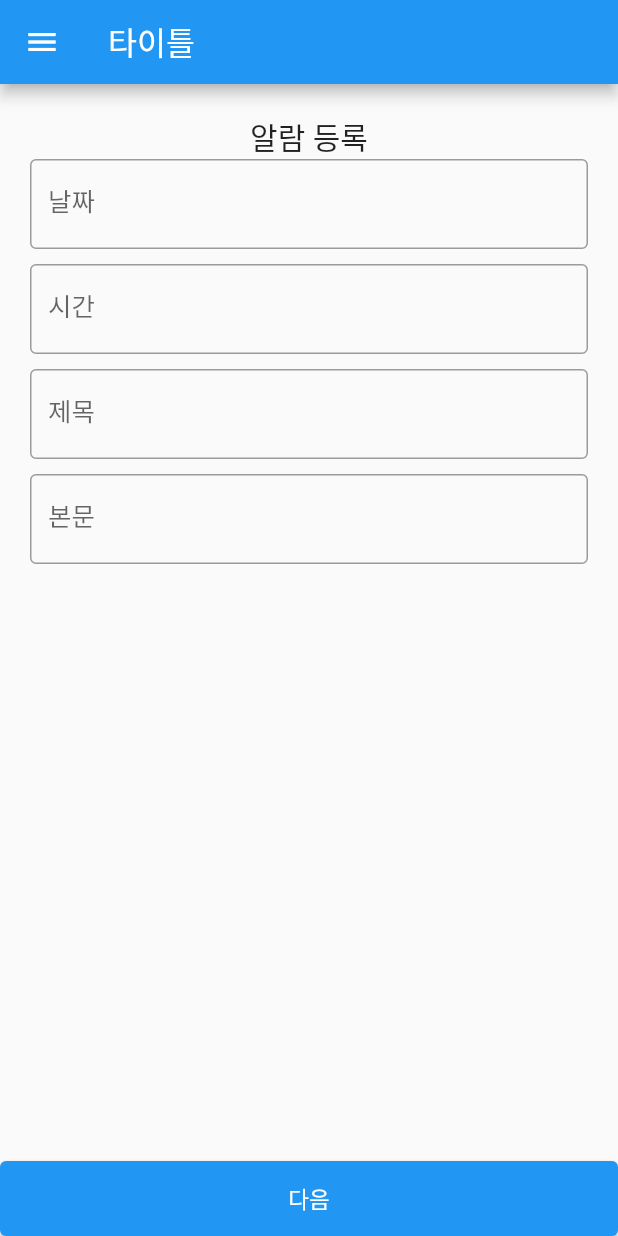
After one commit to heiliglied/PushNotify, a Flutter app: the DetailPage screen opened by its route, on a phone screen of 412 x 824 dp. The commit adds this screen. Run offline on Flutter 3.47's test engine with Material 2 defaults, Android fonts, the phone set to English and light mode, and no system bars; our stand-ins replace drift, table_calendar; missing offline and left inert: dart:ffi; accounts and stored records are empty; generated files the repository leaves out were written again.

Commit message:
database 설정, detailpage.dart작성

```diff
--- a/lib/routes.dart
+++ b/lib/routes.dart
@@ -1,11 +1,15 @@
+import 'package:push_notify/views/detailpage.dart';
 import 'package:push_notify/views/mainpage.dart';
 import 'package:flutter/widgets.dart';
 
 class Routes {
   Routes._();
+
   static const String mainPage = "/";
+  static const String detailPage = "/detail";
 
   static final routes = <String, WidgetBuilder>{
     mainPage: (BuildContext context) => MainPage(),
+    detailPage: (BuildContext context) => DetailPage()
   };
 }
--- /dev/null
+++ b/lib/views/detailpage.dart
@@ -0,0 +1,113 @@
+import 'package:flutter/cupertino.dart';
+import 'package:flutter/material.dart';
+import 'package:intl/intl.dart';
+import 'package:push_notify/views/partitions/BaseDrawer.dart';
+
+class DetailPage extends StatefulWidget {
+  @override
+  _DetailPageState createState() => _DetailPageState();
+}
+
+class _DetailPageState extends State<DetailPage> {
+  DateTime selectedDate = DateTime.now();
+  TimeOfDay selectedTime = TimeOfDay.now();
+  TextEditingController dateController = TextEditingController();
+  TextEditingController timeController = TextEditingController();
+  TextEditingController titleController = TextEditingController();
+  TextEditingController contentController = TextEditingController();
+
+  Future<void> _selectDate(BuildContext context) async {
+    final DateTime? picked = await showDatePicker(
+        context: context,
+        initialDate: selectedDate,
+        firstDate: DateTime(2015, 8),
+        lastDate: DateTime(2101));
+    if (picked != null && picked != selectedDate) {
+      setState(() {
+        selectedDate = picked;
+        dateController.text = DateFormat('yyyy-MM-dd').format(picked);
+      });
+    }
+  }
+
+  Future<void> _selectTime(BuildContext context) async {
+    final picked = await showTimePicker(
+        context: context,
+        initialTime: selectedTime,
+        builder: (context, child) {
+          return MediaQuery(
+            data: MediaQuery.of(context).copyWith(alwaysUse24HourFormat: false),
+            child: child ?? Container(),
+          );
+        });
+    if (picked != null && picked != selectedTime) {
+      setState(() {
+        selectedTime = picked;
+        timeController.text = '${picked.hour}:${picked.minute}';
+      });
+    }
+  }
+
+  @override
+  Widget build(BuildContext context) {
+    return Scaffold(
+        appBar: AppBar(
+          title: Text("타이틀"),
+        ),
+        drawer: BaseDrawer(),
+        body: Column(
+          children: [
+            Expanded(
+              child: SingleChildScrollView(
+                  child: Padding(
+                padding: EdgeInsets.all(20),
+                child: Column(
+                  children: [
+                    Text("알람 등록", style: TextStyle(fontSize: 20)),
+                    TextField(
+                      onTap: () => _selectDate(context),
+                      controller: dateController,
+                      decoration: InputDecoration(
+                          border: OutlineInputBorder(), labelText: "날짜"),
+                    ),
+                    SizedBox(
+                      height: 10,
+                    ),
+                    TextField(
+                      onTap: () => _selectTime(context),
+                      controller: timeController,
+                      decoration: InputDecoration(
+                          border: OutlineInputBorder(), labelText: "시간"),
+                    ),
+                    SizedBox(
+                      height: 10,
+                    ),
+                    TextField(
+                      controller: titleController,
+                      decoration: InputDecoration(
+                          border: OutlineInputBorder(), labelText: "제목"),
+                    ),
+                    SizedBox(
+                      height: 10,
+                    ),
+                    TextField(
+                      controller: contentController,
+                      decoration: InputDecoration(
+                          border: OutlineInputBorder(), labelText: "본문"),
+                    ),
+                  ],
+                ),
+              )),
+            ),
+            SizedBox(
+              width: double.infinity,
+              height: 50,
+              child: ElevatedButton(
+                child: Text("다음"),
+                onPressed: () {},
+              ),
+            )
+          ],
+        ));
+  }
+}
```
Also changed, not shown: lib/data/Event.dart (added, +9 -0 lines), lib/database/database.dart (added, +26 -0 lines), lib/database/table/Noti.dart (added, +11 -0 lines), lib/libraries/CalendarLib.dart (added, +102 -0 lines), lib/main.dart (+11 -2 lines), lib/views/mainpage.dart (+16 -7 lines), pubspec.yaml (+12 -2 lines), lib/database/database.g.dart (added), pubspec.lock, 5 other files.
